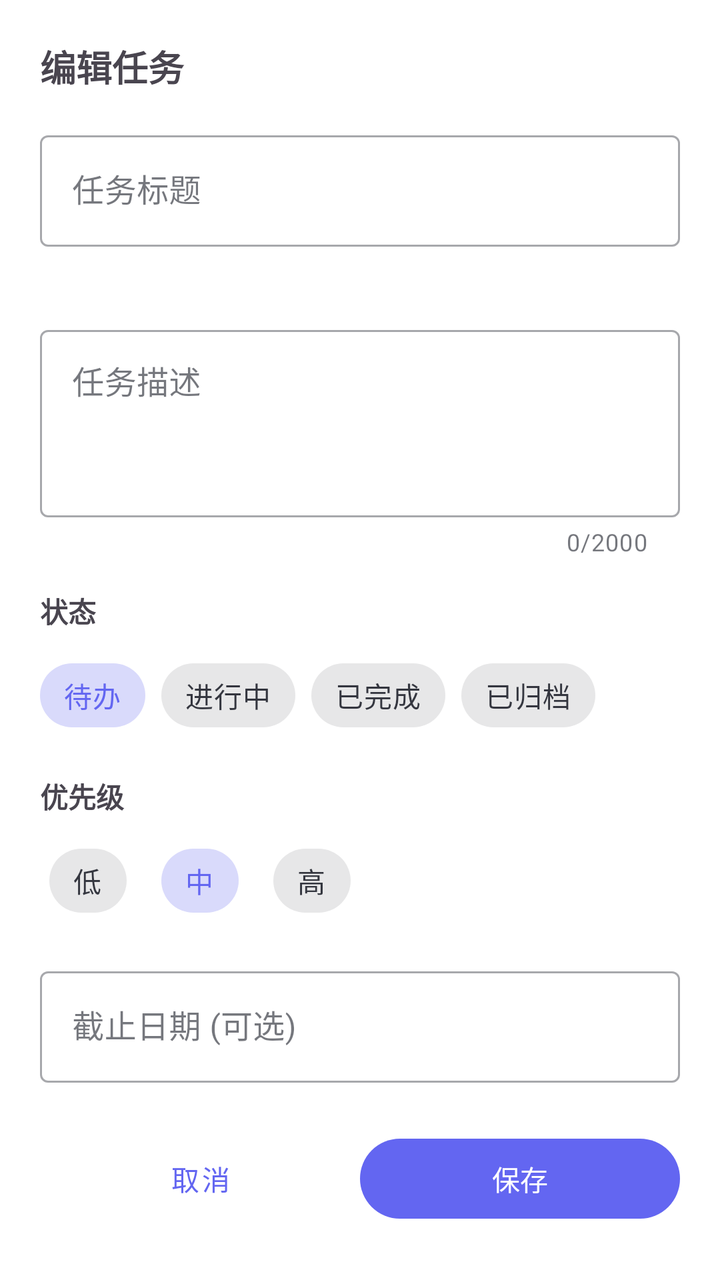
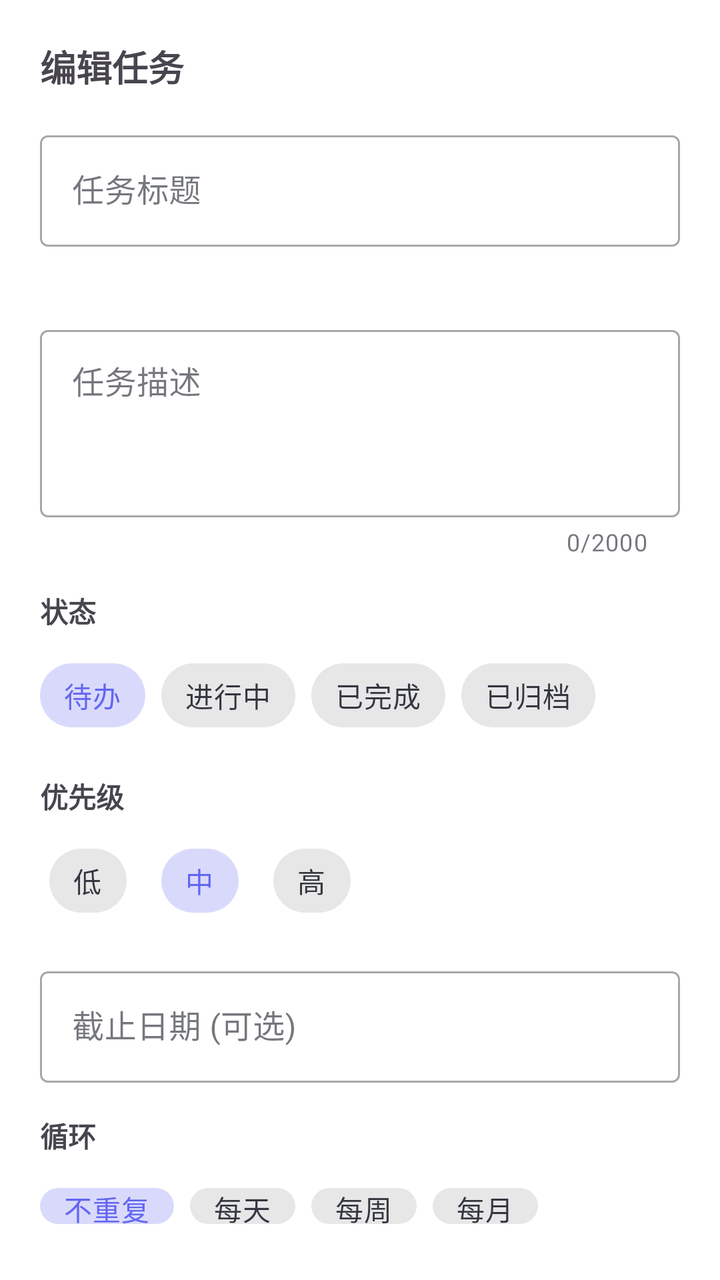

Before-and-after screenshots of an Android layout around one commit, followed by the original layout XML and the change that was made.
<!-- AndroidManifest.xml: application theme Theme.TodoApp -->
<!-- res/layout/fragment_task_edit_bottom_sheet.xml -->
<?xml version="1.0" encoding="utf-8"?>
<LinearLayout xmlns:android="http://schemas.android.com/apk/res/android"
    xmlns:app="http://schemas.android.com/apk/res-auto"
    android:layout_width="match_parent"
    android:layout_height="wrap_content"
    android:orientation="vertical"
    android:padding="20dp"
    android:background="?attr/colorSurface">

    <ProgressBar
        android:id="@+id/progressBar"
        style="@style/Widget.MaterialComponents.CircularProgressIndicator"
        android:layout_width="wrap_content"
        android:layout_height="wrap_content"
        android:layout_gravity="center"
        android:visibility="gone"
        android:indeterminate="true" />

    <TextView
        android:layout_width="match_parent"
        android:layout_height="wrap_content"
        android:text="@string/edit_task_title"
        android:textSize="18sp"
        android:textStyle="bold" />

    <com.google.android.material.textfield.TextInputLayout
        android:id="@+id/tilTitle"
        android:layout_width="match_parent"
        android:layout_height="wrap_content"
        android:hint="@string/task_title_hint"
        android:layout_marginTop="16dp"
        style="@style/Widget.MaterialComponents.TextInputLayout.OutlinedBox"
        app:errorEnabled="true">

        <com.google.android.material.textfield.TextInputEditText
            android:id="@+id/etTitle"
            android:layout_width="match_parent"
            android:layout_height="wrap_content"
            android:maxLength="200"
            android:inputType="text"
            android:textSize="16sp" />
    </com.google.android.material.textfield.TextInputLayout>

    <com.google.android.material.textfield.TextInputLayout
        android:id="@+id/tilDescription"
        android:layout_width="match_parent"
        android:layout_height="wrap_content"
        android:hint="@string/task_description_hint"
        android:layout_marginTop="16dp"
        style="@style/Widget.MaterialComponents.TextInputLayout.OutlinedBox"
        app:errorEnabled="true"
        app:counterEnabled="true"
        app:counterMaxLength="2000">

        <com.google.android.material.textfield.TextInputEditText
            android:id="@+id/etDescription"
            android:layout_width="match_parent"
            android:layout_height="wrap_content"
            android:minLines="3"
            android:gravity="top"
            android:inputType="textMultiLine"
            android:textSize="16sp"
            android:maxLength="2000" />
    </com.google.android.material.textfield.TextInputLayout>

    <TextView
        android:layout_width="match_parent"
        android:layout_height="wrap_content"
        android:text="@string/label_status"
        android:textStyle="bold"
        android:layout_marginTop="16dp" />

    <com.google.android.material.chip.ChipGroup
        android:id="@+id/chipGroupStatus"
        android:layout_width="match_parent"
        android:layout_height="wrap_content"
        app:singleSelection="true"
        android:layout_marginTop="8dp">

        <com.google.android.material.chip.Chip
            android:id="@+id/chipStatusTodo"
            style="@style/Widget.MaterialComponents.Chip.Choice"
            android:layout_width="wrap_content"
            android:layout_height="wrap_content"
            android:text="@string/task_status_todo"
            android:checked="true" />

        <com.google.android.material.chip.Chip
            android:id="@+id/chipStatusInProgress"
            style="@style/Widget.MaterialComponents.Chip.Choice"
            android:layout_width="wrap_content"
            android:layout_height="wrap_content"
            android:text="@string/task_status_in_progress" />

        <com.google.android.material.chip.Chip
            android:id="@+id/chipStatusDone"
            style="@style/Widget.MaterialComponents.Chip.Choice"
            android:layout_width="wrap_content"
            android:layout_height="wrap_content"
            android:text="@string/task_status_completed" />

        <com.google.android.material.chip.Chip
            android:id="@+id/chipStatusArchived"
            style="@style/Widget.MaterialComponents.Chip.Choice"
            android:layout_width="wrap_content"
            android:layout_height="wrap_content"
            android:text="@string/task_status_archived" />
    </com.google.android.material.chip.ChipGroup>

    <TextView
        android:layout_width="match_parent"
        android:layout_height="wrap_content"
        android:text="@string/label_priority"
        android:textStyle="bold"
        android:layout_marginTop="16dp" />

    <com.google.android.material.chip.ChipGroup
        android:id="@+id/chipGroupPriority"
        android:layout_width="match_parent"
        android:layout_height="wrap_content"
        app:singleSelection="true"
        android:layout_marginTop="8dp">

        <com.google.android.material.chip.Chip
            android:id="@+id/chipPriorityLow"
            style="@style/Widget.MaterialComponents.Chip.Choice"
            android:layout_width="wrap_content"
            android:layout_height="wrap_content"
            android:text="@string/task_priority_low" />

        <com.google.android.material.chip.Chip
            android:id="@+id/chipPriorityMedium"
            style="@style/Widget.MaterialComponents.Chip.Choice"
            android:layout_width="wrap_content"
            android:layout_height="wrap_content"
            android:text="@string/task_priority_medium"
            android:checked="true" />

        <com.google.android.material.chip.Chip
            android:id="@+id/chipPriorityHigh"
            style="@style/Widget.MaterialComponents.Chip.Choice"
            android:layout_width="wrap_content"
            android:layout_height="wrap_content"
            android:text="@string/task_priority_high" />
    </com.google.android.material.chip.ChipGroup>

    <com.google.android.material.textfield.TextInputLayout
        android:id="@+id/tilDueDate"
        android:layout_width="match_parent"
        android:layout_height="wrap_content"
        android:hint="@string/task_due_date_hint"
        style="@style/Widget.MaterialComponents.TextInputLayout.OutlinedBox"
        android:clickable="true"
        android:focusable="false"
        android:layout_marginTop="16dp">

        <com.google.android.material.textfield.TextInputEditText
            android:id="@+id/etDueDate"
            android:layout_width="match_parent"
            android:layout_height="wrap_content"
            android:focusable="false"
            android:clickable="true"
            android:focusableInTouchMode="false"
            android:inputType="none"
            android:textSize="16sp"
            android:textColor="?android:textColorSecondary"
            android:maxLength="10" />
    </com.google.android.material.textfield.TextInputLayout>

    <LinearLayout
        android:layout_width="match_parent"
        android:layout_height="wrap_content"
        android:orientation="horizontal"
        android:layout_marginTop="24dp">

        <com.google.android.material.button.MaterialButton
            android:id="@+id/btnCancel"
            android:layout_width="0dp"
            android:layout_height="wrap_content"
            android:layout_weight="1"
            android:text="@string/cancel"
            style="@style/Widget.MaterialComponents.Button.TextButton" />

        <com.google.android.material.button.MaterialButton
            android:id="@+id/btnSave"
            android:layout_width="0dp"
            android:layout_height="wrap_content"
            android:layout_weight="1"
            android:text="@string/save" />
    </LinearLayout>

    
    <com.google.android.material.button.MaterialButton
        android:id="@+id/btnDeleteTask"
        style="@style/Widget.MaterialComponents.Button.TextButton"
        android:layout_width="match_parent"
        android:layout_height="wrap_content"
        android:layout_marginTop="8dp"
        android:text="@string/task_delete"
        android:textColor="@color/danger"
        android:textStyle="bold" />

</LinearLayout>
<!-- resources referenced by this layout -->
<resources>
  <color name="danger">#ef4444</color>
  <string name="cancel">取消</string>
  <string name="edit_task_title">编辑任务</string>
  <string name="label_priority">优先级</string>
  <string name="label_status">状态</string>
  <string name="save">保存</string>
  <string name="task_delete">删除</string>
  <string name="task_description_hint">任务描述</string>
  <string name="task_due_date_hint">截止日期 (可选)</string>
  <string name="task_priority_high">高</string>
  <string name="task_priority_low">低</string>
  <string name="task_priority_medium">中</string>
  <string name="task_status_archived">已归档</string>
  <string name="task_status_completed">已完成</string>
  <string name="task_status_in_progress">进行中</string>
  <string name="task_status_todo">待办</string>
  <string name="task_title_hint">任务标题</string>
  <color name="md_theme_light_primary">#6366f1</color>
  <color name="md_theme_light_onPrimary">#ffffff</color>
  <color name="md_theme_light_primaryContainer">#e0e7ff</color>
  <color name="md_theme_light_onPrimaryContainer">#1e1b4b</color>
  <color name="md_theme_light_secondary">#6b7280</color>
  <color name="md_theme_light_onSecondary">#ffffff</color>
  <color name="md_theme_light_secondaryContainer">#eef0f6</color>
  <color name="md_theme_light_onSecondaryContainer">#191c26</color>
  <color name="md_theme_light_tertiary">#8b5cf6</color>
  <color name="md_theme_light_onTertiary">#ffffff</color>
  <color name="md_theme_light_tertiaryContainer">#ede9fe</color>
  <color name="md_theme_light_onTertiaryContainer">#2e1065</color>
  <color name="md_theme_light_error">#ef4444</color>
  <color name="md_theme_light_errorContainer">#fee2e2</color>
  <color name="md_theme_light_onError">#ffffff</color>
  <color name="md_theme_light_onErrorContainer">#7f1d1d</color>
  <color name="md_theme_light_background">#f6f7fb</color>
  <color name="md_theme_light_onBackground">#191c26</color>
  <color name="md_theme_light_surface">#ffffff</color>
  <color name="md_theme_light_onSurface">#191c26</color>
  <color name="md_theme_light_surfaceVariant">#eef0f6</color>
  <color name="md_theme_light_onSurfaceVariant">#6b7280</color>
  <color name="md_theme_light_outline">#d8ddeb</color>
  <color name="md_theme_light_outlineVariant">#e7eaf3</color>
  <!-- unchanged entries left out for length: 1 -->
</resources>

<!-- the commit's change to res/layout/fragment_task_edit_bottom_sheet.xml (unified diff, before → after) -->
@@ -167,6 +167,57 @@
             android:maxLength="10" />
     </com.google.android.material.textfield.TextInputLayout>
 
+    <TextView
+        android:layout_width="match_parent"
+        android:layout_height="wrap_content"
+        android:text="@string/label_recurrence"
+        android:textStyle="bold"
+        android:layout_marginTop="16dp" />
+
+    <com.google.android.material.chip.ChipGroup
+        android:id="@+id/chipGroupRecurrence"
+        android:layout_width="match_parent"
+        android:layout_height="wrap_content"
+        app:singleSelection="true"
+        android:layout_marginTop="8dp">
+
+        <com.google.android.material.chip.Chip
+            android:id="@+id/chipRecurrenceNone"
+            style="@style/Widget.MaterialComponents.Chip.Choice"
+            android:layout_width="wrap_content"
+            android:layout_height="wrap_content"
+            android:text="@string/recurrence_none"
+            android:checked="true" />
+
+        <com.google.android.material.chip.Chip
+            android:id="@+id/chipRecurrenceDaily"
+            style="@style/Widget.MaterialComponents.Chip.Choice"
+            android:layout_width="wrap_content"
+            android:layout_height="wrap_content"
+            android:text="@string/recurrence_daily" />
+
+        <com.google.android.material.chip.Chip
+            android:id="@+id/chipRecurrenceWeekly"
+            style="@style/Widget.MaterialComponents.Chip.Choice"
+            android:layout_width="wrap_content"
+            android:layout_height="wrap_content"
+            android:text="@string/recurrence_weekly" />
+
+        <com.google.android.material.chip.Chip
+            android:id="@+id/chipRecurrenceMonthly"
+            style="@style/Widget.MaterialComponents.Chip.Choice"
+            android:layout_width="wrap_content"
+            android:layout_height="wrap_content"
+            android:text="@string/recurrence_monthly" />
+
+        <com.google.android.material.chip.Chip
+            android:id="@+id/chipRecurrenceWeekdays"
+            style="@style/Widget.MaterialComponents.Chip.Choice"
+            android:layout_width="wrap_content"
+            android:layout_height="wrap_content"
+            android:text="@string/recurrence_weekdays" />
+    </com.google.android.material.chip.ChipGroup>
+
     <LinearLayout
         android:layout_width="match_parent"
         android:layout_height="wrap_content"
<!-- resource entries referenced after the edit -->
@@ -4,7 +4,13 @@
   <string name="cancel">取消</string>
   <string name="edit_task_title">编辑任务</string>
   <string name="label_priority">优先级</string>
+  <string name="label_recurrence">循环</string>
   <string name="label_status">状态</string>
+  <string name="recurrence_daily">每天</string>
+  <string name="recurrence_monthly">每月</string>
+  <string name="recurrence_none">不重复</string>
+  <string name="recurrence_weekdays">工作日</string>
+  <string name="recurrence_weekly">每周</string>
   <string name="save">保存</string>
   <string name="task_delete">删除</string>
   <string name="task_description_hint">任务描述</string>
